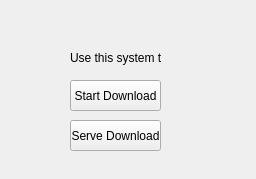
This is ds1.ui in avnish1306/Split-Download as Qt 5 draws it before an edit. The edited form follows.
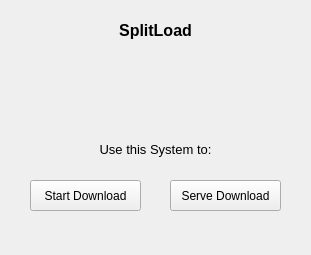
This is the edited form. Icons and pictures are not drawn.

The edit to the form file:
```diff
--- a/ds1.ui
+++ b/ds1.ui
@@ -6,8 +6,8 @@
    <rect>
     <x>0</x>
     <y>0</y>
-    <width>256</width>
-    <height>179</height>
+    <width>311</width>
+    <height>255</height>
    </rect>
   </property>
   <property name="windowTitle">
@@ -16,9 +16,9 @@
   <widget class="QPushButton" name="Master">
    <property name="geometry">
     <rect>
-     <x>70</x>
-     <y>80</y>
-     <width>91</width>
+     <x>30</x>
+     <y>180</y>
+     <width>111</width>
      <height>31</height>
     </rect>
    </property>
@@ -47,9 +47,9 @@
   <widget class="QPushButton" name="Client">
    <property name="geometry">
     <rect>
-     <x>70</x>
-     <y>120</y>
-     <width>91</width>
+     <x>170</x>
+     <y>180</y>
+     <width>111</width>
      <height>31</height>
     </rect>
    </property>
@@ -60,14 +60,49 @@
   <widget class="QLabel" name="label">
    <property name="geometry">
     <rect>
-     <x>70</x>
+     <x>0</x>
+     <y>140</y>
+     <width>311</width>
+     <height>20</height>
+    </rect>
+   </property>
+   <property name="contextMenuPolicy">
+    <enum>Qt::DefaultContextMenu</enum>
+   </property>
+   <property name="text">
+    <string>&lt;html&gt;&lt;head/&gt;&lt;body&gt;&lt;p align=&quot;center&quot;&gt;&lt;span style=&quot; font-size:10pt;&quot;&gt;Use this System to:&lt;/span&gt;&lt;/p&gt;&lt;/body&gt;&lt;/html&gt;</string>
+   </property>
+  </widget>
+  <widget class="QLabel" name="label_2">
+   <property name="geometry">
+    <rect>
+     <x>0</x>
+     <y>10</y>
+     <width>311</width>
+     <height>41</height>
+    </rect>
+   </property>
+   <property name="text">
+    <string>&lt;html&gt;&lt;head/&gt;&lt;body&gt;&lt;p align=&quot;center&quot;&gt;&lt;span style=&quot; font-size:12pt; font-weight:600;&quot;&gt;SplitLoad&lt;/span&gt;&lt;/p&gt;&lt;/body&gt;&lt;/html&gt;</string>
+   </property>
+  </widget>
+  <widget class="QLabel" name="label_3">
+   <property name="geometry">
+    <rect>
+     <x>130</x>
      <y>50</y>
-     <width>91</width>
-     <height>16</height>
+     <width>55</width>
+     <height>51</height>
     </rect>
    </property>
    <property name="text">
-    <string>Use this system to</string>
+    <string/>
+   </property>
+   <property name="pixmap">
+    <pixmap>download.png</pixmap>
+   </property>
+   <property name="scaledContents">
+    <bool>true</bool>
    </property>
   </widget>
  </widget>
```
Left out of the diff: 9 changed lines with no effect on the pictures.
